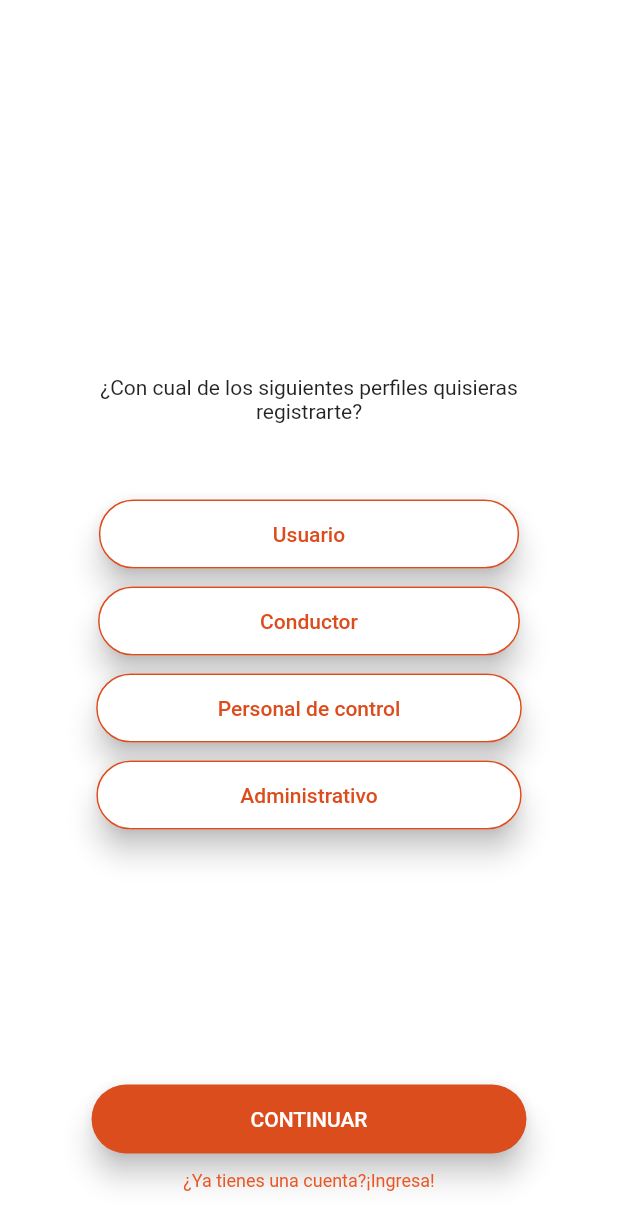
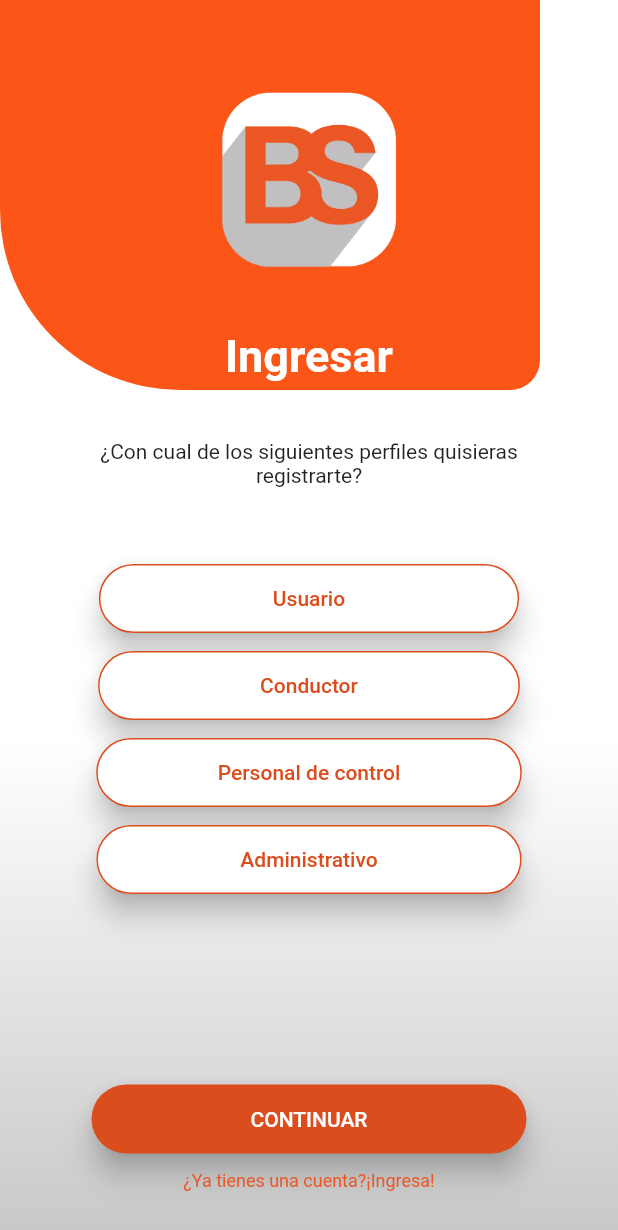
Before and after one commit to Amtrex/Bustop, a Flutter app: the RegisterPage screen opened by its route, on a phone screen of 412 x 824 dp. Shown: the top 1230 px of the screen. Run offline on Flutter 3.47's test engine with Material 2 defaults, Android fonts, the phone set to English and light mode, and no system bars.

Commit message:
register al 100%

```diff
--- a/lib/src/pages/register_pages.dart
+++ b/lib/src/pages/register_pages.dart
@@ -1,24 +1,36 @@
+import 'dart:math';
+
 import 'package:flutter/material.dart';
 
-class RegisterPage  extends StatelessWidget {
+class RegisterPage  extends StatefulWidget {
+  @override
+  _RegisterPageState createState() => _RegisterPageState();
+}
+
+class _RegisterPageState extends State<RegisterPage> {
   @override
    Widget build(BuildContext context) {
     return Scaffold(
-      body: Stack(children: <Widget>[registerPage(context),], ),
+      body: Stack(
+        children: <Widget>[
+         backApp(),
+        registerPage(),
+        Center(
+        child: tittles(),
+      ),
+        ],
+      ),
     );
   }
 
-    Widget registerPage(context){
+    Widget registerPage(){
     return Container(
-      width : double.infinity,
-      height: double.infinity,
-      color: Color.fromRGBO(255, 255, 255, 1),
       child: Center(
         child: Column(
           mainAxisAlignment: MainAxisAlignment.center,
           children:[
              SizedBox(
-              height: 250.0,
+              height: 293.0,
             ),
 
              Container(
@@ -131,4 +143,82 @@ class RegisterPage  extends StatelessWidget {
       ),
     );
 }
+    Widget backApp(){
+        SingleChildScrollView(
+              child: Column(
+                children: <Widget>[
+
+                ],
+              ),
+            );
+      final gradiente = Container(
+        width: double.infinity,
+        height: double.infinity,
+        decoration: BoxDecoration(
+          gradient: LinearGradient(
+            begin: FractionalOffset(0.0,0.6),
+            end: FractionalOffset(0.0,1.0),
+            colors: [
+              Colors.white,
+                Color.fromRGBO(200, 200, 200, 1)
+            ]),
+          ),
+      );
+
+      final orangeBox = Transform.rotate(
+        angle: -pi / 1.0,
+        child: Container(
+          height: 360.0,
+          width: 360.0,
+          decoration: BoxDecoration(
+            color: Color.fromRGBO(251, 85, 23, 1),
+            borderRadius: BorderRadius.only(
+              topRight: Radius.circular(120.0),
+              topLeft: Radius.circular(20.0)
+            )
+          ),
+        ),
+      );
+
+
+
+      return Stack(
+        children: <Widget> [
+          gradiente,
+          Positioned(
+            top: -100.0,
+            child: orangeBox
+            )
+        ],
+      );
+    }
+    Widget tittles(){
+return Container(
+  padding: EdgeInsets.all(60.0),
+child: Column(
+  children: <Widget>[
+    image(),
+    desc()
+  ],
+)
+);
 }
+    Widget image(){
+  return Image(
+        image: AssetImage('assets/logoW.png'),
+        height: 120,
+        width: 120,
+        );
+}
+    Widget desc(){
+  return Container(
+  padding: EdgeInsets.all(40.0),
+child: Column(
+  crossAxisAlignment: CrossAxisAlignment.start,
+  children: <Widget> [
+    Text("Ingresar", style: TextStyle(color: Colors.white, fontSize: 30.0, fontWeight: FontWeight.bold),)
+  ],
+)
+);
+}
+}
```
